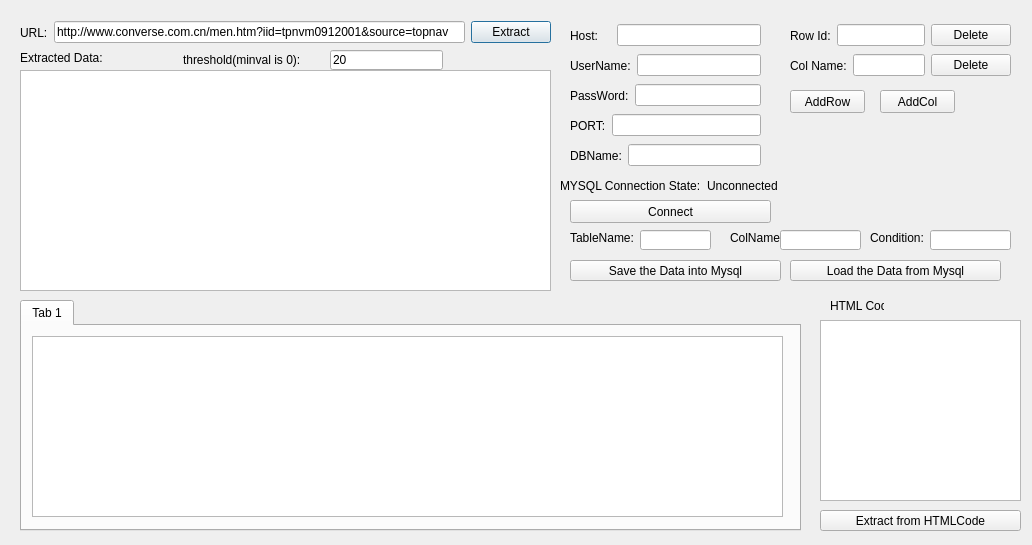
The window that MainWindow.ui (WebCatch/WebCatch-PythonVersion-) describes before a commit, drawn with Qt 5.
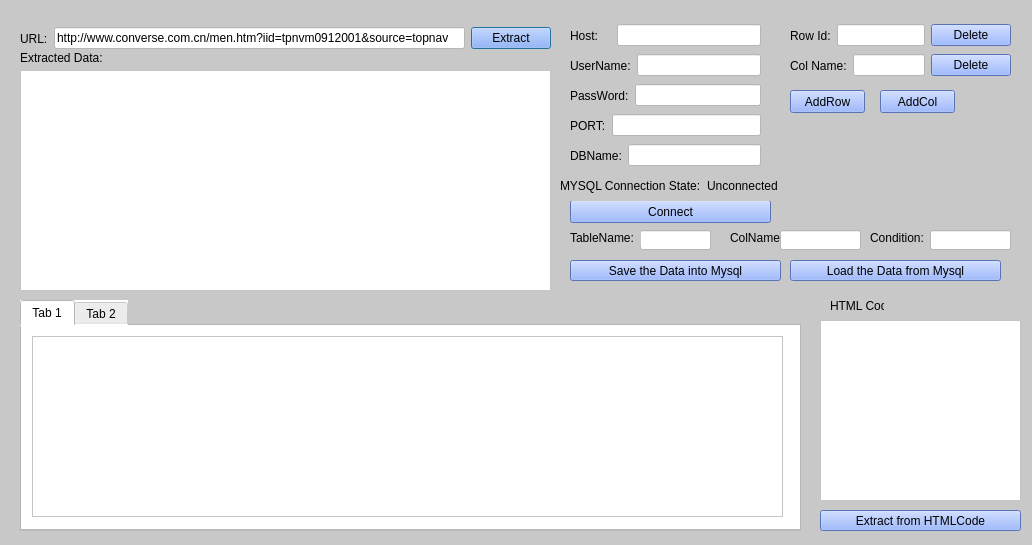
The same window after the commit. Icons and pictures are not drawn.

```diff
--- a/MainWindow.ui
+++ b/MainWindow.ui
@@ -15,7 +15,10 @@
   </property>
   <property name="windowIcon">
    <iconset>
-    <normaloff>_eric4project/ico.jpg</normaloff>_eric4project/ico.jpg</iconset>
+    <normaloff>C:/Users/Gate/.designer/backup/_eric4project/ico.jpg</normaloff>C:/Users/Gate/.designer/backup/_eric4project/ico.jpg</iconset>
+  </property>
+  <property name="styleSheet">
+   <string notr="true">background-color: rgb(200,200, 200);</string>
   </property>
   <widget class="QWidget" name="horizontalLayoutWidget">
    <property name="geometry">
@@ -23,12 +26,15 @@
      <x>20</x>
      <y>20</y>
      <width>531</width>
-     <height>25</height>
+     <height>37</height>
     </rect>
    </property>
    <layout class="QHBoxLayout" name="horizontalLayout">
     <item>
      <widget class="QLabel" name="label">
+      <property name="styleSheet">
+       <string notr="true"/>
+      </property>
       <property name="text">
        <string>URL:</string>
       </property>
@@ -36,6 +42,9 @@
     </item>
     <item>
      <widget class="QLineEdit" name="leURL">
+      <property name="styleSheet">
+       <string notr="true">background-color: rgb(255, 255, 255);</string>
+      </property>
       <property name="text">
        <string>http://www.converse.com.cn/men.htm?iid=tpnvm0912001&amp;source=topnav</string>
       </property>
@@ -43,6 +52,10 @@
     </item>
     <item>
      <widget class="QPushButton" name="btnExct">
+      <property name="styleSheet">
+       <string notr="true">background-color: rgb(125, 160, 255);
+</string>
+      </property>
       <property name="text">
        <string>Extract</string>
       </property>
@@ -59,6 +72,9 @@
      <height>221</height>
     </rect>
    </property>
+   <property name="styleSheet">
+    <string notr="true">background-color: rgb(255, 255, 255);</string>
+   </property>
   </widget>
   <widget class="QWidget" name="horizontalLayoutWidget_3">
    <property name="geometry">
@@ -79,6 +95,9 @@
     </item>
     <item>
      <widget class="QLineEdit" name="lePort">
+      <property name="styleSheet">
+       <string notr="true">background-color: rgb(255, 255, 255);</string>
+      </property>
       <property name="text">
        <string/>
       </property>
@@ -105,6 +124,9 @@
     </item>
     <item>
      <widget class="QLineEdit" name="leUsername">
+      <property name="styleSheet">
+       <string notr="true">background-color: rgb(255, 255, 255);</string>
+      </property>
       <property name="text">
        <string/>
       </property>
@@ -131,6 +153,9 @@
     </item>
     <item>
      <widget class="QLineEdit" name="lePassword">
+      <property name="styleSheet">
+       <string notr="true">background-color: rgb(255, 255, 255);</string>
+      </property>
       <property name="text">
        <string/>
       </property>
@@ -157,6 +182,9 @@
     </item>
     <item>
      <widget class="QLineEdit" name="leDBName">
+      <property name="styleSheet">
+       <string notr="true">background-color: rgb(255, 255, 255);</string>
+      </property>
       <property name="text">
        <string/>
       </property>
@@ -190,6 +218,9 @@
     </item>
     <item>
      <widget class="QLineEdit" name="leHost">
+      <property name="styleSheet">
+       <string notr="true">background-color: rgb(255, 255, 255);</string>
+      </property>
       <property name="text">
        <string/>
       </property>
@@ -206,6 +237,9 @@
      <height>23</height>
     </rect>
    </property>
+   <property name="styleSheet">
+    <string notr="true">background-color: rgb(125, 160, 255)</string>
+   </property>
    <property name="text">
     <string>Connect</string>
    </property>
@@ -219,6 +253,9 @@
      <height>21</height>
     </rect>
    </property>
+   <property name="styleSheet">
+    <string notr="true">background-color: rgb(125, 160, 255);</string>
+   </property>
    <property name="text">
     <string>Save the Data into Mysql</string>
    </property>
@@ -235,6 +272,9 @@
    <layout class="QHBoxLayout" name="horizontalLayout_7">
     <item>
      <widget class="QLabel" name="label_8">
+      <property name="styleSheet">
+       <string notr="true"/>
+      </property>
       <property name="text">
        <string>MYSQL Connection State:</string>
       </property>
@@ -271,6 +311,9 @@
      <height>20</height>
     </rect>
    </property>
+   <property name="styleSheet">
+    <string notr="true">background-color: rgb(255, 255, 255);</string>
+   </property>
   </widget>
   <widget class="QLabel" name="label_11">
    <property name="geometry">
@@ -294,6 +337,10 @@
      <height>231</height>
     </rect>
    </property>
+   <property name="styleSheet">
+    <string notr="true">
+background-color: rgb(255, 255, 255);</string>
+   </property>
    <property name="currentIndex">
     <number>0</number>
    </property>
@@ -310,8 +357,16 @@
        <height>181</height>
       </rect>
      </property>
+     <property name="styleSheet">
+      <string notr="true">background-color: rgb(255, 255, 255);</string>
+     </property>
     </widget>
    </widget>
+   <widget class="QWidget" name="tab_2">
+    <attribute name="title">
+     <string>Tab 2</string>
+    </attribute>
+   </widget>
   </widget>
   <widget class="QWidget" name="horizontalLayoutWidget_8">
    <property name="geometry">
@@ -331,10 +386,17 @@
      </widget>
     </item>
     <item>
-     <widget class="QLineEdit" name="lineEdit"/>
+     <widget class="QLineEdit" name="lineEdit">
+      <property name="styleSheet">
+       <string notr="true">background-color: rgb(255, 255, 255);</string>
+      </property>
+     </widget>
     </item>
     <item>
      <widget class="QPushButton" name="pushButton">
+      <property name="styleSheet">
+       <string notr="true">background-color: rgb(125, 160, 255);</string>
+      </property>
       <property name="text">
        <string>Delete</string>
       </property>
@@ -360,10 +422,17 @@
      </widget>
     </item>
     <item>
-     <widget class="QLineEdit" name="lineEdit_2"/>
+     <widget class="QLineEdit" name="lineEdit_2">
+      <property name="styleSheet">
+       <string notr="true">background-color: rgb(255, 255, 255);</string>
+      </property>
+     </widget>
     </item>
     <item>
      <widget class="QPushButton" name="pushButton_4">
+      <property name="styleSheet">
+       <string notr="true">background-color: rgb(125, 160, 255);</string>
+      </property>
       <property name="text">
        <string>Delete</string>
       </property>
@@ -380,6 +449,9 @@
      <height>23</height>
     </rect>
    </property>
+   <property name="styleSheet">
+    <string notr="true">background-color: rgb(125, 160, 255);</string>
+   </property>
    <property name="text">
     <string>AddRow</string>
    </property>
@@ -393,6 +465,9 @@
      <height>23</height>
     </rect>
    </property>
+   <property name="styleSheet">
+    <string notr="true">background-color: rgb(125, 160, 255);</string>
+   </property>
    <property name="text">
     <string>AddCol</string>
    </property>
@@ -406,6 +481,9 @@
      <height>21</height>
     </rect>
    </property>
+   <property name="styleSheet">
+    <string notr="true">background-color:rgb(125, 160, 255)</string>
+   </property>
    <property name="text">
     <string>Load the Data from Mysql</string>
    </property>
@@ -432,6 +510,9 @@
      <height>20</height>
     </rect>
    </property>
+   <property name="styleSheet">
+    <string notr="true">background-color: rgb(255, 255, 255);</string>
+   </property>
   </widget>
   <widget class="QLabel" name="label_14">
    <property name="geometry">
@@ -455,6 +536,9 @@
      <height>20</height>
     </rect>
    </property>
+   <property name="styleSheet">
+    <string notr="true">background-color: rgb(255, 255, 255);</string>
+   </property>
   </widget>
   <widget class="QTextEdit" name="teHTMLCode">
    <property name="geometry">
@@ -465,6 +549,9 @@
      <height>181</height>
     </rect>
    </property>
+   <property name="styleSheet">
+    <string notr="true">background-color: rgb(255, 255, 255);</string>
+   </property>
   </widget>
   <widget class="QLabel" name="label_15">
    <property name="geometry">
@@ -488,36 +575,13 @@
      <height>21</height>
     </rect>
    </property>
+   <property name="styleSheet">
+    <string notr="true">background-color: rgb(125, 160, 255);</string>
+   </property>
    <property name="text">
     <string>Extract from HTMLCode</string>
    </property>
   </widget>
-  <widget class="QLineEdit" name="leThreshold">
-   <property name="geometry">
-    <rect>
-     <x>330</x>
-     <y>50</y>
-     <width>113</width>
-     <height>20</height>
-    </rect>
-   </property>
-   <property name="text">
-    <string>20</string>
-   </property>
-  </widget>
-  <widget class="QLabel" name="label_16">
-   <property name="geometry">
-    <rect>
-     <x>183</x>
-     <y>50</y>
-     <width>141</width>
-     <height>20</height>
-    </rect>
-   </property>
-   <property name="text">
-    <string>threshold(minval is 0):</string>
-   </property>
-  </widget>
  </widget>
  <resources/>
  <connections/>
```
Left out of the diff: 4 changed lines with no effect on the pictures.
